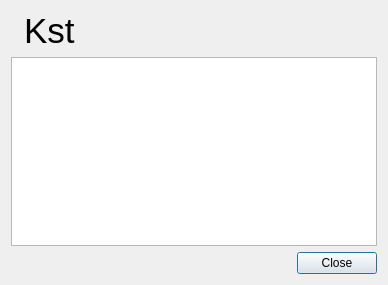
The window that src/libkstapp/aboutdialog.ui (Kst-plot/kst) describes before a commit, drawn with Qt 5.
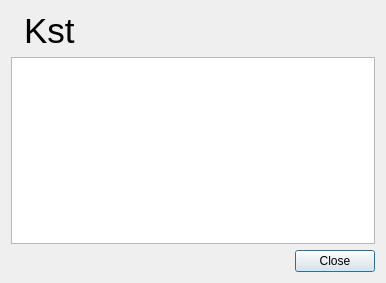
The same window after the commit. Icons and pictures are not drawn.

Patch:
```diff
--- a/src/libkstapp/aboutdialog.ui
+++ b/src/libkstapp/aboutdialog.ui
@@ -6,8 +6,8 @@
    <rect>
     <x>0</x>
     <y>0</y>
-    <width>388</width>
-    <height>285</height>
+    <width>386</width>
+    <height>283</height>
    </rect>
   </property>
   <property name="windowTitle">
```
Left out of the diff: 5 changed lines with no effect on the pictures.
